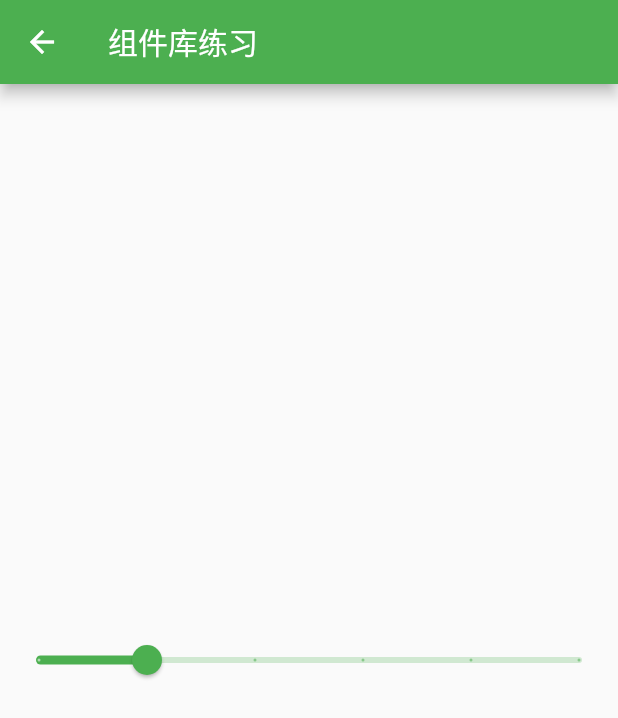
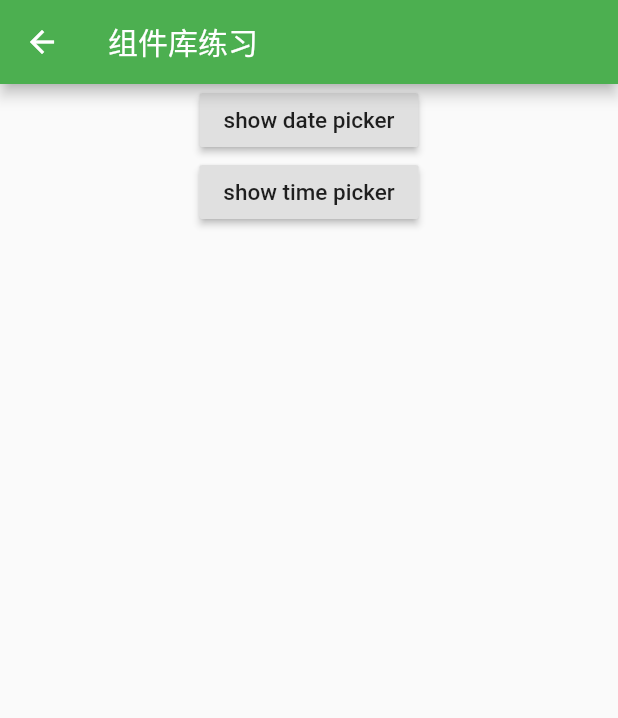
Before and after one commit to Esuol/flutter-exercise-widget, a Flutter app: the screen it shows after launch, after a tap on "跳转base组件练习页面", on a phone screen of 412 x 824 dp. Shown: the top 718 px of the screen. Run offline on Flutter 3.47's test engine with Material 2 defaults, Android fonts, the phone set to English and light mode, and no system bars; missing offline and left inert: random_color.

Commit message:
feat: datepicer timePicker 国际化；

```diff
--- /dev/null
+++ b/lib/MaterialComponents/Input/date.dart
@@ -0,0 +1,49 @@
+import 'package:flutter/cupertino.dart';
+import 'package:flutter/material.dart';
+
+class DatePickerScreen extends StatelessWidget {
+  @override
+  Widget build(BuildContext context) {
+    return Center(
+        child: Column(
+      children: [
+        RaisedButton(
+          child: Text('show date picker'),
+          onPressed: () async {
+            var result = await showDatePicker(
+                context: context,
+                builder: (context, child) {
+                  return Theme(
+                    data: ThemeData.dark(),
+                    child: child,
+                  );
+                },
+                initialDate: DateTime.now(),
+                firstDate: DateTime(2020),
+                lastDate: DateTime(2021),
+                // selectableDayPredicate参数控制可选日期，返回true表示日期可选，用法如下：
+                selectableDayPredicate: (DateTime day) {
+                  return day.difference(DateTime.now()).inDays < 2;
+                });
+            print('$result');
+          },
+        ),
+        RaisedButton(
+          child: Text('show time picker'),
+          onPressed: () async {
+            showTimePicker(
+              context: context,
+              initialTime: TimeOfDay.now(),
+              builder: (context, child) {
+                return MediaQuery(
+                  data: MediaQuery.of(context)
+                      .copyWith(alwaysUse24HourFormat: true),
+                  child: child,
+                );
+              });
+          },
+        )
+      ],
+    ));
+  }
+}
--- a/lib/main.dart
+++ b/lib/main.dart
@@ -1,4 +1,5 @@
 import 'package:flutter/material.dart';
+import 'package:flutter_localizations/flutter_localizations.dart';
 import 'package:my_app_2/example/shop/shopList.dart';
 import 'package:my_app_2/example/shop/shopItem.dart';
 import 'package:my_app_2/sample_page.dart';
@@ -27,6 +28,7 @@ import 'package:my_app_2/MaterialComponents/Input/textFiled.dart';
 import 'package:my_app_2/MaterialComponents/Input/checkAndSwitch.dart';
 import 'package:my_app_2/MaterialComponents/Input/radio.dart';
 import 'package:my_app_2/MaterialComponents/Input/slider.dart';
+import 'package:my_app_2/MaterialComponents/Input/date.dart';
 
 void main() => runApp(new MyApp());
 
@@ -36,7 +38,7 @@ class CustomPage extends StatelessWidget {
     return new Scaffold(
         appBar: new AppBar(title: new Text('组件库练习')),
         body: new Center(
-          child: new SliderScreen(),
+          child: new DatePickerScreen(),
         ));
     // body: DefaultTabController(
     //   length: 3,
@@ -53,6 +55,12 @@ class MyApp extends StatelessWidget {
         theme: new ThemeData(
           primarySwatch: Colors.green,
         ),
+        localizationsDelegates: [
+          GlobalMaterialLocalizations.delegate,
+          GlobalWidgetsLocalizations.delegate,
+        ],
+        supportedLocales: [const Locale('zh', 'CH'), const Locale('en', 'US')],
+        locale: Locale('zh'),
         home: new MyHomePage(title: 'flutter demo home page'));
     // home: DefaultTabController(
     //   length: 3,
--- a/pubspec.yaml
+++ b/pubspec.yaml
@@ -29,6 +29,8 @@ dependencies:
   # Use with the CupertinoIcons class for iOS style icons.
   cupertino_icons: ^0.1.3
   random_color: ^1.0.5
+  flutter_localizations:
+    sdk: flutter
 
 dev_dependencies:
   flutter_test:
```
Also changed, not shown: pubspec.lock.
